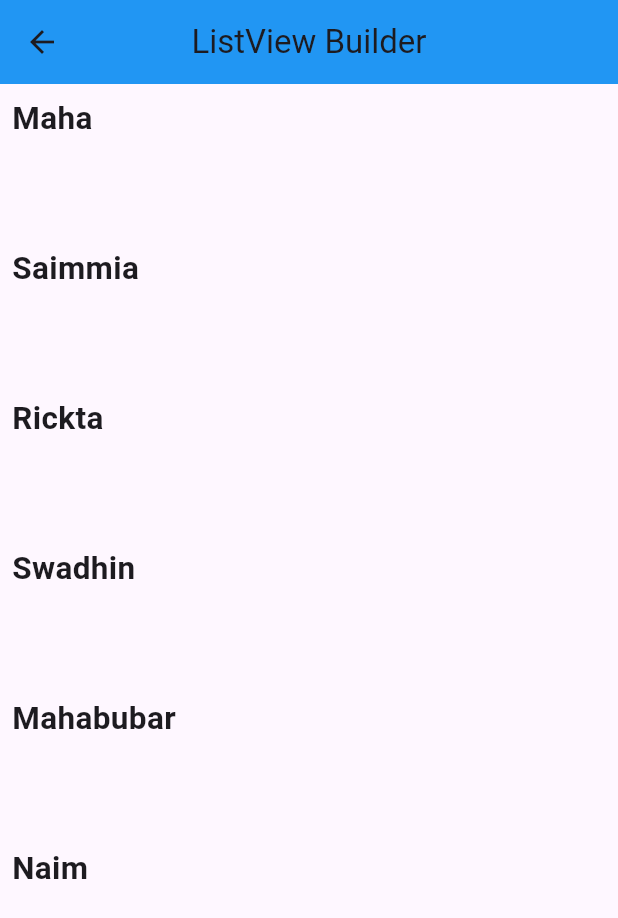
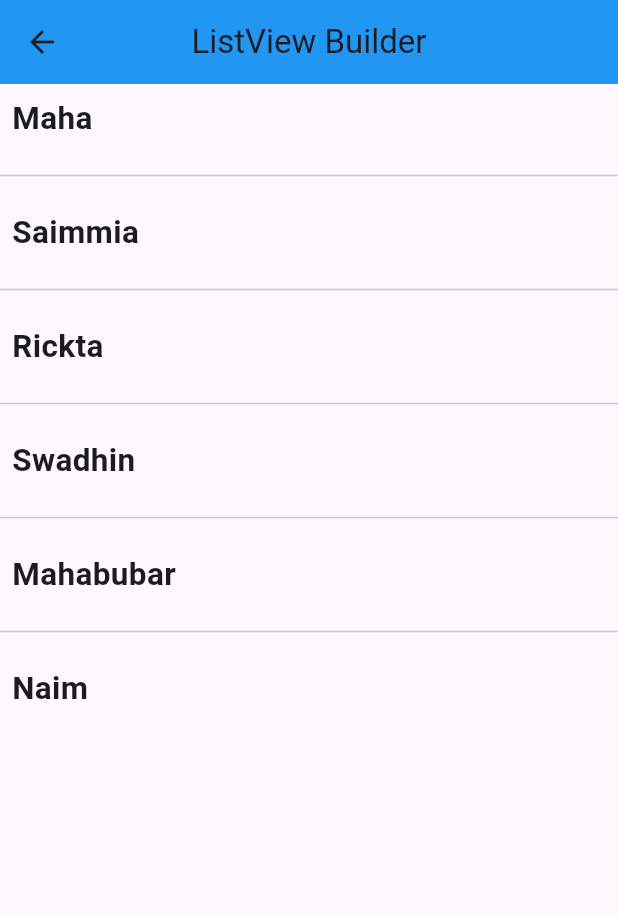
Before and after one commit to Maha6468/all_widget, a Flutter app: the Listview_Builder screen opened directly, on a phone screen of 412 x 824 dp. Shown: the top 918 px of the screen. Run offline on Flutter 3.47's test engine with Material 3 defaults, Android fonts, the phone set to English and light mode, and no system bars; statements that could not run were skipped.

Commit message:
ListView.separated

```diff
--- a/lib/widget/listView.dart
+++ b/lib/widget/listView.dart
@@ -18,15 +18,16 @@ class _Listview_BuilderState extends State<Listview_Builder> {
         backgroundColor: Colors.blue,
         centerTitle: true,
       ),
-      body: ListView.builder(itemBuilder:(context, index){
+      body: ListView.separated(itemBuilder:(context, index){
         return Padding(
           padding: const EdgeInsets.all(8.0),
           child: Text(arrNames[index],style: TextStyle(fontSize: 21,fontWeight: FontWeight.bold),),
         );
       },
         itemCount: arrNames.length,
+        separatorBuilder: (BuildContext context, int index) { return Divider(height: 30,); },
         //scrollDirection: Axis.horizontal,
-        itemExtent: 100,
+
       ),
     );
   }
```
